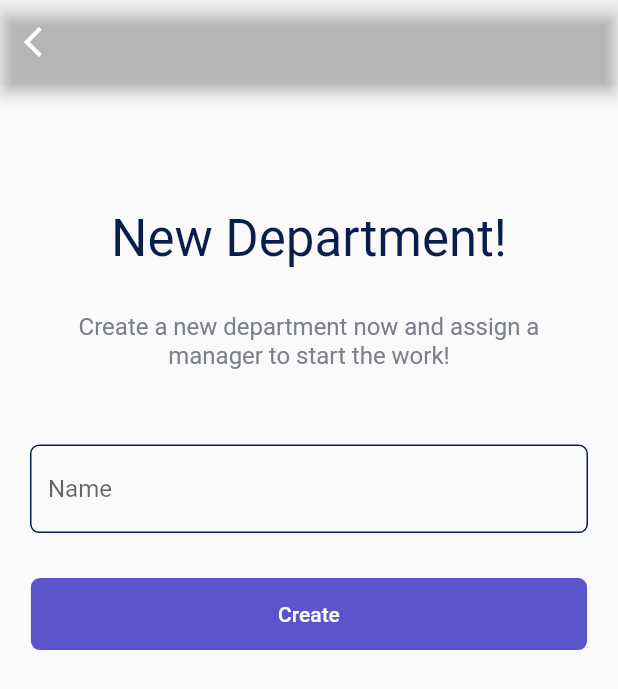
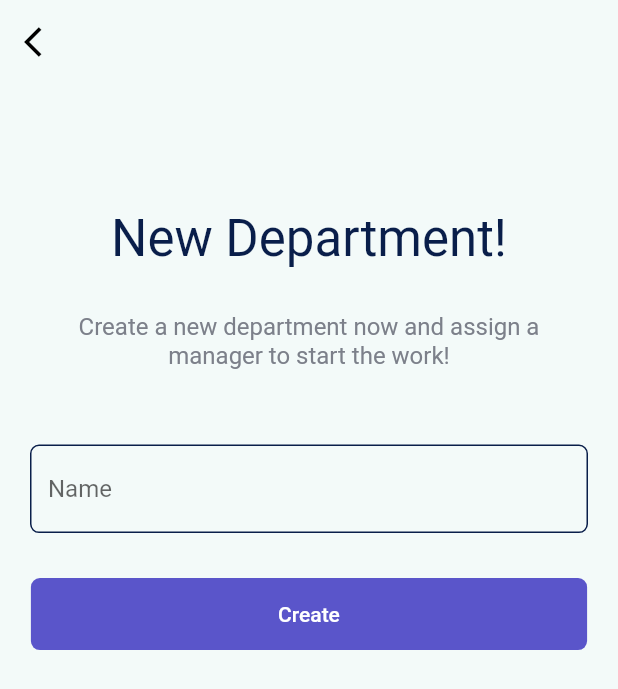
Before and after one commit to iMohamedAhmed195/agile, a Flutter app: the AddDepartmentView screen opened by its route, on a phone screen of 412 x 824 dp. Shown: the top 689 px of the screen. Run offline on Flutter 3.47's test engine with Material 2 defaults, Android fonts, the light colour scheme and no system bars; our stand-ins replace bloc, calendar_timeline, dio, flutter_bloc, flutter_screenutil, flutter_secure_storage and 2 more; accounts and stored records are empty.

Commit message:
added create department

```diff
--- a/lib/module/add_department_module/add_depart_cubit/add_depart_state.dart
+++ b/lib/module/add_department_module/add_depart_cubit/add_depart_state.dart
@@ -3,3 +3,15 @@ part of 'add_depart_cubit.dart';
 abstract class AddDepartState {}
 
 class AddDepartInitial extends AddDepartState {}
+class AddDepartLoadingState extends AddDepartState {}
+class AddDepartSuccessState extends AddDepartState {
+  AddDepartModel addDepartModel;
+
+  AddDepartSuccessState(this.addDepartModel);
+}
+
+class AddDepartErrorState extends AddDepartState {
+  final String message ;
+
+  AddDepartErrorState(this.message);
+}
--- a/lib/module/add_department_module/add_depart_view.dart
+++ b/lib/module/add_department_module/add_depart_view.dart
@@ -1,24 +1,30 @@
+import 'package:agile/module/add_department_module/add_depart_cubit/add_depart_cubit.dart';
 import 'package:agile/shared/component/custom_text_sec_login.dart';
 import 'package:agile/shared/styles/colors.dart';
 import 'package:flutter/material.dart';
-
-
+import 'package:flutter_bloc/flutter_bloc.dart';
 
 
 class AddDepartmentView extends StatelessWidget {
   AddDepartmentView({super.key});
+
   final TextEditingController nameController = TextEditingController();
   var formkey = GlobalKey<FormState>();
+
   @override
   Widget build(BuildContext context) {
-      return Scaffold(
-        appBar:AppBar(
-          backgroundColor: Colors.transparent,
+    return BlocProvider(
+      create: (context) => AddDepartCubit(),
+      child: Scaffold(
+        backgroundColor: const Color(0xffF3FAF9),
+        appBar: AppBar(
+            backgroundColor: const Color(0xffF3FAF9),
+            elevation: 0,
             leading: IconButton(
-            onPressed: (){
+                onPressed: () {
                   Navigator.pop(context);
                 },
-            icon:const Icon(Icons.arrow_back_ios)
+                icon: const Icon(Icons.arrow_back_ios, color: Colors.black,)
             )
         ),
         body: SingleChildScrollView(
@@ -41,66 +47,65 @@ class AddDepartmentView extends StatelessWidget {
                               if (value!.isEmpty) {
                                 return 'please enter name';
                               }
-                              return null ;
+                              return null;
                             },
                             decoration: InputDecoration(
                                 enabledBorder: buildOutlineInputBorder(),
                                 focusedBorder: buildOutlineInputBorder(),
                                 hintText: 'Name'),
-                            obscureText: true,
-                            keyboardType: TextInputType.visiblePassword,
+
+                            keyboardType: TextInputType.text,
                             controller: nameController,
                           ),
                         )
                       ],
                     ),
 
+                Column(
+                  children: [
+                    Container(
+                      width: MediaQuery
+                          .of(context)
+                          .size
+                          .width * 0.9,
+                      height: 48,
+                      decoration: BoxDecoration(
+                          borderRadius: BorderRadius.circular(6),
+                          color: const Color(0xff5A55CA)),
+                      child: BlocConsumer<AddDepartCubit, AddDepartState>(
+                        listener: (context, state) {
+                          if(state is AddDepartSuccessState){
+                            print('depart add succes');
+                          }
+                        },
+                        builder: (context, state) {
+                          return MaterialButton(
+                            onPressed: () {
 
-                    ButtonAndCheckboxSec(
-                      name: nameController.text,
+                              AddDepartCubit.get(context).addedDepartment(nameDepart: nameController.text);
+                            },
+                            child: const Text(
+                              'Create',
+                              style: TextStyle(color: Colors.white),
+                            ),
+                          );
+                        },
+                      ),
+                    ),
+                  ],
+                ),
 
-                    )
                   ],
                 ),
               )),
         ),
+      ),
     );
   }
 }
+
 buildOutlineInputBorder() {
   return OutlineInputBorder(
       borderSide: const BorderSide(color: Styles.kColor),
       borderRadius: BorderRadius.circular(6));
 }
-
-class ButtonAndCheckboxSec extends StatelessWidget {
-  const ButtonAndCheckboxSec(
-      {super.key,
-        required this.name,
-        });
-
-  final String name;
-
-
-  @override
-  Widget build(BuildContext context) {
-    return Column(
-      children: [
-        Container(
-          width: MediaQuery.of(context).size.width * 0.9,
-          height: 48,
-          decoration: BoxDecoration(
-              borderRadius: BorderRadius.circular(6),
-              color: const Color(0xff5A55CA)),
-          child: MaterialButton(
-            onPressed: () {},
-            child: const Text(
-              'Create',
-              style: TextStyle(color: Colors.white),
-            ),
-          ),
-        ),
-      ],
-    );
-  }
-}
--- a/lib/module/add_user_module/add_user_view.dart
+++ b/lib/module/add_user_module/add_user_view.dart
@@ -20,13 +20,15 @@ class AddUserView extends StatelessWidget {
     return BlocProvider(
       create: (context) => AddUserCubit(),
       child: Scaffold(
+        backgroundColor: const Color(0xffF3FAF9),
         appBar:AppBar(
-            backgroundColor: Colors.transparent,
+            backgroundColor: const Color(0xffF3FAF9),
+            elevation: 0,
             leading: IconButton(
                 onPressed: (){
                   Navigator.pop(context);
                 },
-                icon:const Icon(Icons.arrow_back_ios)
+                icon:const Icon(Icons.arrow_back_ios, color: Colors.black,)
             )
         ),
         body: SingleChildScrollView(
--- a/lib/module/update_depart_module/update_depart_view.dart
+++ b/lib/module/update_depart_module/update_depart_view.dart
@@ -13,13 +13,15 @@ class UpdateDepartmentView extends StatelessWidget {
   @override
   Widget build(BuildContext context) {
     return Scaffold(
+      backgroundColor: const Color(0xffF3FAF9),
       appBar:AppBar(
-          backgroundColor: Colors.transparent,
+          backgroundColor: const Color(0xffF3FAF9),
+          elevation: 0,
           leading: IconButton(
               onPressed: (){
                 Navigator.pop(context);
               },
-              icon:const Icon(Icons.arrow_back_ios)
+              icon:const Icon(Icons.arrow_back_ios, color: Colors.black,)
           )
       ),
       body: SingleChildScrollView(
--- a/lib/module/update_user_module/update_user_details_view.dart
+++ b/lib/module/update_user_module/update_user_details_view.dart
@@ -17,13 +17,15 @@ class UpdateUserDetailsView extends StatelessWidget {
   @override
   Widget build(BuildContext context) {
     return Scaffold(
+      backgroundColor: const Color(0xffF3FAF9),
       appBar:AppBar(
-          backgroundColor: Colors.transparent,
+          backgroundColor: const Color(0xffF3FAF9),
+          elevation: 0,
           leading: IconButton(
               onPressed: (){
                 Navigator.pop(context);
               },
-              icon:const Icon(Icons.arrow_back_ios)
+              icon:const Icon(Icons.arrow_back_ios , color: Colors.black,)
           )
       ),
       body: SingleChildScrollView(
--- a/lib/shared/network/remote/end_points.dart
+++ b/lib/shared/network/remote/end_points.dart
@@ -1,3 +1,4 @@
 
 const logIn = '/auth/login';
 const addUser = '/user/store';
+const addDepartment = '/department/store';
```
Also changed, not shown: lib/module/add_department_module/add_depart_cubit/add_depart_cubit.dart (+34 -1 lines). Lines whose indentation alone changed are shown as unchanged.
